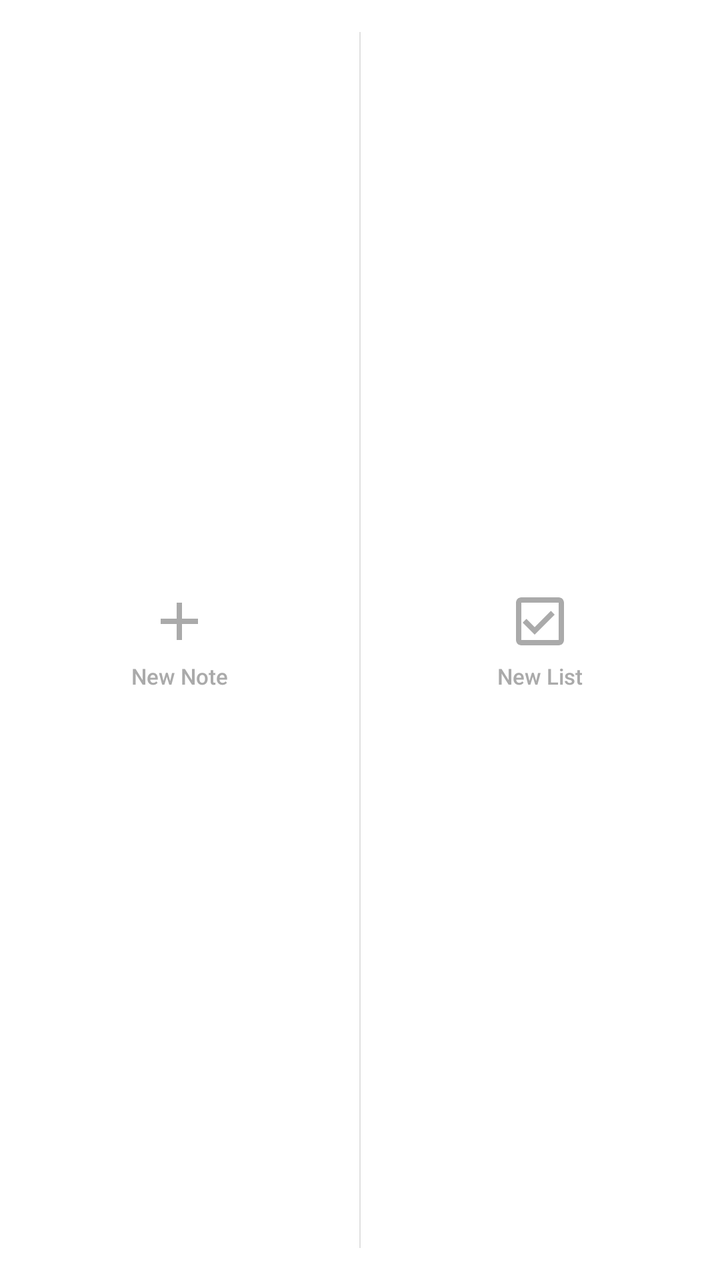
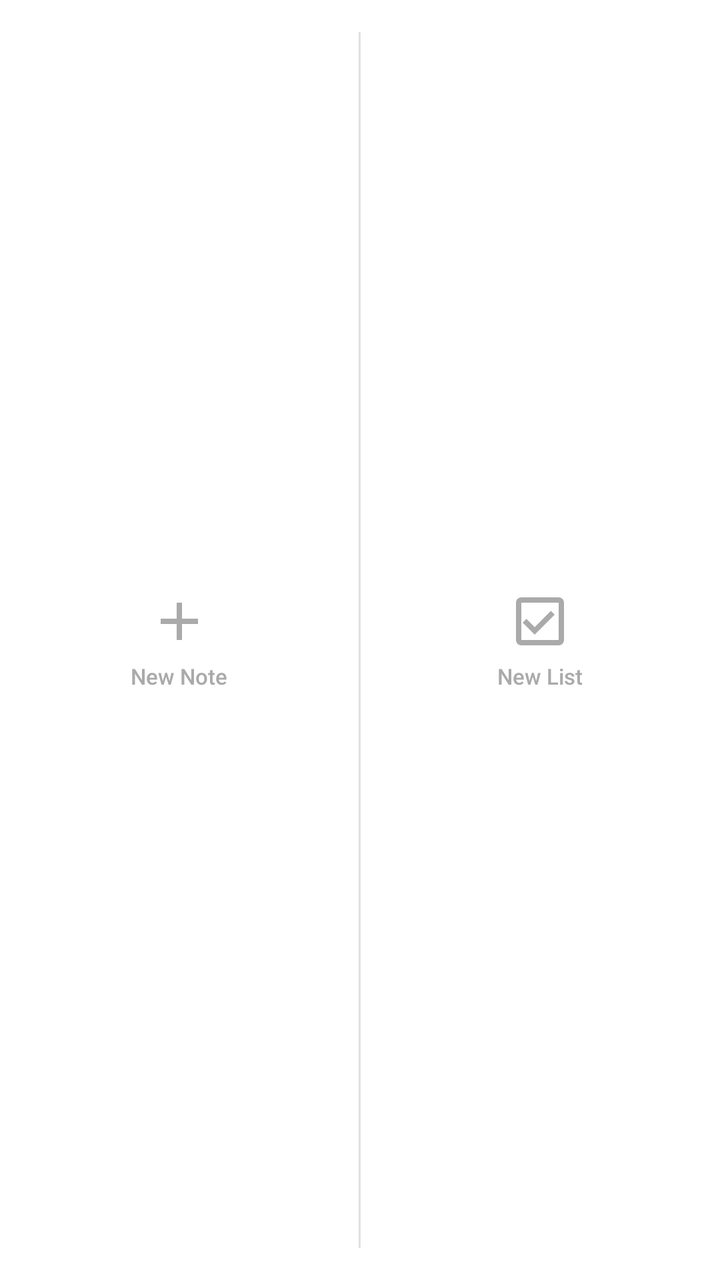

Compare the two renders of this Android layout. The source of the first and the diff that turns it into the second are given below.
<!-- AndroidManifest.xml: application theme AppTheme -->
<!-- res/layout/widget_layout.xml -->
<?xml version="1.0" encoding="utf-8"?>
<LinearLayout xmlns:android="http://schemas.android.com/apk/res/android"
    android:layout_width="match_parent"
    android:layout_height="match_parent"
    android:orientation="horizontal"
    android:background="@android:color/white"
    android:padding="0dp">

    
    <LinearLayout
        android:id="@+id/widget_btn_new_text"
        android:layout_width="0dp"
        android:layout_height="match_parent"
        android:layout_weight="1"
        android:gravity="center"
        android:orientation="vertical"
        android:clickable="true"
        android:focusable="true"
        android:background="@android:color/white"
        android:padding="8dp">

        <ImageView
            android:layout_width="32dp"
            android:layout_height="32dp"
            android:src="@drawable/ic_widget_plus"
            android:contentDescription="New text note" />

        <TextView
            android:layout_width="wrap_content"
            android:layout_height="wrap_content"
            android:layout_marginTop="4dp"
            android:text="New Note"
            android:textSize="11sp"
            android:textColor="@android:color/darker_gray"
            android:fontFamily="sans-serif-medium" />

    </LinearLayout>

    
    <View
        android:layout_width="0.5dp"
        android:layout_height="match_parent"
        android:layout_marginTop="16dp"
        android:layout_marginBottom="16dp"
        android:background="#E0E0E0" />

    
    <LinearLayout
        android:id="@+id/widget_btn_new_list"
        android:layout_width="0dp"
        android:layout_height="match_parent"
        android:layout_weight="1"
        android:gravity="center"
        android:orientation="vertical"
        android:clickable="true"
        android:focusable="true"
        android:background="@android:color/white"
        android:padding="8dp">

        <ImageView
            android:layout_width="32dp"
            android:layout_height="32dp"
            android:src="@drawable/ic_widget_checkbox"
            android:contentDescription="New list note" />

        <TextView
            android:layout_width="wrap_content"
            android:layout_height="wrap_content"
            android:layout_marginTop="4dp"
            android:text="New List"
            android:textSize="11sp"
            android:textColor="@android:color/darker_gray"
            android:fontFamily="sans-serif-medium" />

    </LinearLayout>

</LinearLayout>
<!-- resources referenced by this layout -->
<resources>
  <!-- drawable ic_widget_checkbox (drawable) -->
  <?xml version="1.0" encoding="utf-8"?>
  <vector xmlns:android="http://schemas.android.com/apk/res/android"
      android:width="48dp"
      android:height="48dp"
      android:viewportWidth="24"
      android:viewportHeight="24">
      <path
          android:fillColor="@android:color/darker_gray"
          android:pathData="M19,3H5c-1.1,0 -2,0.9 -2,2v14c0,1.1 0.9,2 2,2h14c1.1,0 2,-0.9 2,-2V5c0,-1.1 -0.9,-2 -2,-2zm0,16H5V5h14v14z" />
      <path
          android:fillColor="@android:color/darker_gray"
          android:pathData="M10,17l-4.5,-4.5 1.41,-1.41L10,14.17l6.09,-6.09L17.5,9.5z" />
  </vector>
  <!-- drawable ic_widget_plus (drawable) -->
  <?xml version="1.0" encoding="utf-8"?>
  <vector xmlns:android="http://schemas.android.com/apk/res/android"
      android:width="48dp"
      android:height="48dp"
      android:viewportWidth="24"
      android:viewportHeight="24">
      <path
          android:fillColor="@android:color/darker_gray"
          android:pathData="M19,13h-6v6h-2v-6H5v-2h6V5h2v6h6v2z" />
  </vector>
  <style name="AppTheme" parent="Theme.AppCompat.Light.DarkActionBar">
          
          <item name="colorPrimary">@color/colorPrimary</item>
          <item name="colorPrimaryDark">@color/colorPrimaryDark</item>
          <item name="colorAccent">@color/colorAccent</item>
      </style>
</resources>

<!-- the commit's change to res/layout/widget_layout.xml (unified diff, before → after) -->
@@ -37,8 +37,8 @@
     </LinearLayout>
 
     
-    <View
-        android:layout_width="0.5dp"
+    <ImageView
+        android:layout_width="1dp"
         android:layout_height="match_parent"
         android:layout_marginTop="16dp"
         android:layout_marginBottom="16dp"
